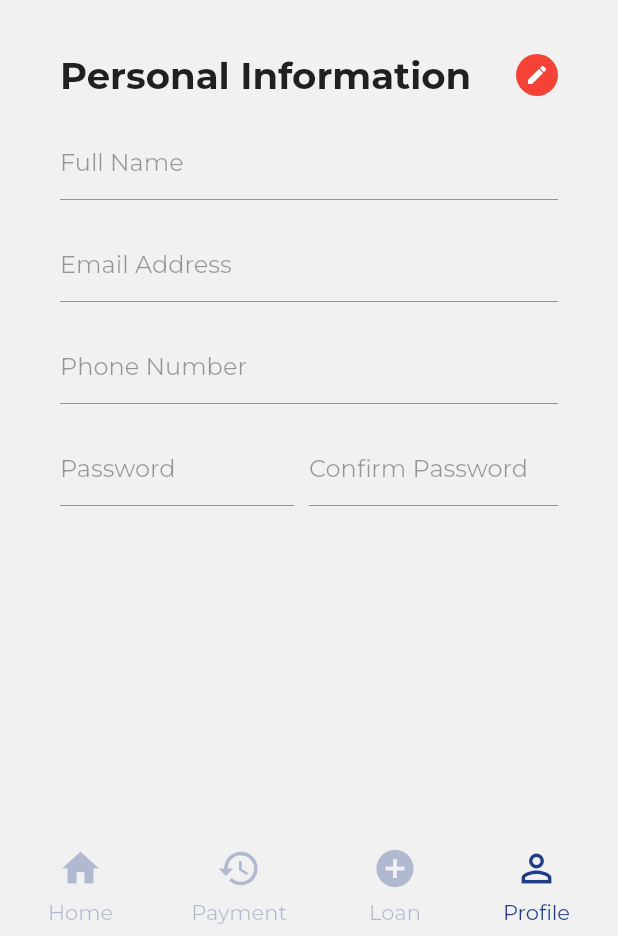
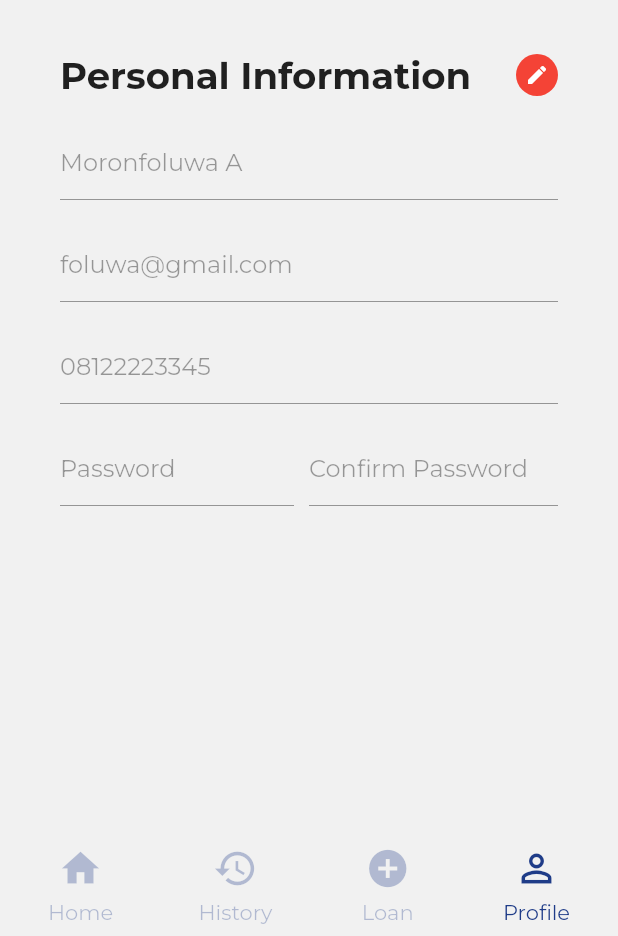
Before and after one commit to Foluwa/lonner, a Flutter app: the Home screen opened by its route, item 4 of the bottom bar chosen, on a phone screen of 412 x 824 dp, the part 300-1236 px from its top. Run offline on Flutter 3.47's test engine with Material 2 defaults, Android fonts, the phone set to English and light mode, and no system bars; drawn by our look-alikes of introduction_screen; our stand-ins replace google_fonts, numberpicker, page_transition, splashscreen.

Commit message:
I added provider

```diff
--- a/lib/main.dart
+++ b/lib/main.dart
@@ -1,6 +1,8 @@
 import 'package:flutter/material.dart';
 import 'package:google_fonts/google_fonts.dart';
+import 'package:provider/provider.dart';
 import 'package:trove_challenge/constants/Constants.dart';
+import 'package:trove_challenge/provider/User.dart';
 import 'package:trove_challenge/routes/routes.dart';
 
 void main() {
@@ -10,10 +12,17 @@ void main() {
 class MyApp extends StatelessWidget {
   @override
   Widget build(BuildContext context) {
-    return MaterialApp(
+    return MultiProvider(
+        providers: [
+          ChangeNotifierProvider(
+            create: (context) => UserProvider(),
+          ),
+        ],
+        child: MaterialApp(
           title: Constants.appName,
           theme: ThemeData(
-        textTheme: GoogleFonts.montserratTextTheme( // poppinsTextTheme
+            textTheme: GoogleFonts.montserratTextTheme(
+              // poppinsTextTheme
               Theme.of(context).textTheme,
             ),
             // This makes the visual density adapt to the platform that you run
@@ -23,6 +32,6 @@ class MyApp extends StatelessWidget {
           ),
           initialRoute: '/',
           onGenerateRoute: RouteGenerator.generateRoute,
-    );
+        ));
   }
 }
--- /dev/null
+++ b/lib/models/User.dart
@@ -0,0 +1,8 @@
+class User {
+  String fullName;
+  String image;
+  String emailAddress;
+  String phoneNumber;
+
+  User(this.fullName, this.image, this.emailAddress, this.phoneNumber);
+}
--- /dev/null
+++ b/lib/provider/User.dart
@@ -0,0 +1,26 @@
+import 'package:flutter/foundation.dart';
+import 'package:trove_challenge/models/User.dart';
+// import 'package:smtutorial/models/drink.dart';
+
+class UserProvider extends ChangeNotifier {
+  // List<User> _drinks = [
+  //   Drink("Water", false),
+  //   Drink("Cuba Libre", false),
+  //   Drink("Pina Colada", false),
+  //   Drink("Havana Cola", false)
+  // ];
+  // this.fullName,this.image, this.emailAddress, this.phoneNumber
+  User _user = User(
+      "Moronfoluwa A", "assets/foluwa.jpeg", "foluwa@gmail.com", "08122223345");
+
+  void selectUser(User drink, bool selected) {
+    // _drinks.firstWhere((element) => element.name == drink.name).selected =
+    //     selected;
+    notifyListeners();
+  }
+  //
+  // List<Drink> get selectedDrinks =>
+  //     _drinks.where((element) => element.selected).toList();
+
+  User get getUser => _user;
+}
--- a/lib/screens/Home/Home.dart
+++ b/lib/screens/Home/Home.dart
@@ -1,7 +1,9 @@
 import 'package:flutter/cupertino.dart';
 import 'package:flutter/material.dart';
 import 'package:intl/intl.dart';
+import 'package:provider/provider.dart';
 import 'package:trove_challenge/constants/Constants.dart';
+import 'package:trove_challenge/provider/User.dart';
 import 'package:trove_challenge/utils/SizeConfig.dart';
 import 'package:trove_challenge/utils/ThemeUtils/ThemeUtils.dart';
 import 'package:trove_challenge/widgets/BottomNavBar/BottomNavBar.dart';
@@ -16,8 +18,7 @@ class Home extends StatefulWidget {
 
 class _HomeState extends State<Home> {
   ThemeUtils theme = new ThemeUtils();
-  // final formatCurrency =
-  //     new NumberFormat.simpleCurrency(symbol: "", locale: "en_NG");
+  UserProvider _user;
   final formatCurrency = new NumberFormat.currency(locale: "en_US", symbol: "");
 
   Widget colorCard(
@@ -66,6 +67,9 @@ class _HomeState extends State<Home> {
   @override
   Widget build(BuildContext context) {
     SizeConfig().init(context);
+    _user = Provider.of<UserProvider>(context);
+    print(_user.getUser.fullName);
+    print(_user.getUser.phoneNumber);
     return Scaffold(
       body: SafeArea(
         child: Container(
@@ -116,7 +120,7 @@ class _HomeState extends State<Home> {
                                   border:
                                       Border.all(color: Colors.white, width: 2),
                                   image: DecorationImage(
-                                    image: AssetImage('assets/foluwa.jpeg'),
+                                    image: AssetImage(_user.getUser.image),
                                   ),
                                 ),
                               ),
@@ -125,7 +129,8 @@ class _HomeState extends State<Home> {
                         ),
                       ]),
                   Row(children: [
-                    Text("Moronfoluwa A.",
+                    Text(_user.getUser.fullName,
+                        //"Moronfoluwa A.",
                         style: TextStyle(
                             color: Colors.white,
                             // fontSize: 28,
--- a/lib/screens/Profile/Profile.dart
+++ b/lib/screens/Profile/Profile.dart
@@ -1,6 +1,8 @@
 import 'package:flutter/cupertino.dart';
 import 'package:flutter/material.dart';
+import 'package:provider/provider.dart';
 import 'package:trove_challenge/constants/Constants.dart';
+import 'package:trove_challenge/provider/User.dart';
 import 'package:trove_challenge/utils/SizeConfig.dart';
 import 'package:trove_challenge/utils/ThemeUtils/ThemeUtils.dart';
 import 'package:trove_challenge/widgets/BottomNavBar/BottomNavBar.dart';
@@ -14,6 +16,7 @@ class ProfileState extends State<Profile> with SingleTickerProviderStateMixin {
   ThemeUtils theme = new ThemeUtils();
   bool _status = true;
   final FocusNode myFocusNode = FocusNode();
+  UserProvider _user;
 
   @override
   void initState() {
@@ -24,6 +27,7 @@ class ProfileState extends State<Profile> with SingleTickerProviderStateMixin {
   @override
   Widget build(BuildContext context) {
     SizeConfig().init(context);
+    _user = Provider.of<UserProvider>(context);
     return Scaffold(
       body: SafeArea(
         child: Container(
@@ -76,7 +80,8 @@ class ProfileState extends State<Profile> with SingleTickerProviderStateMixin {
                                                 shape: BoxShape.circle,
                                                 image: DecorationImage(
                                                   image: AssetImage(
-                                                      'assets/foluwa.jpeg'),
+                                                    _user.getUser.image,
+                                                  ),
                                                   fit: BoxFit.cover,
                                                 ),
                                               )),
@@ -123,7 +128,7 @@ class ProfileState extends State<Profile> with SingleTickerProviderStateMixin {
                                                 style: TextStyle(
                                                     fontSize: SizeConfig
                                                             .blockSizeHorizontal *
-                                                        6, //18.0,
+                                                        6,
                                                     fontWeight:
                                                         FontWeight.bold),
                                               ),
@@ -148,7 +153,10 @@ class ProfileState extends State<Profile> with SingleTickerProviderStateMixin {
                                         mainAxisSize: MainAxisSize.max,
                                         children: <Widget>[
                                           Flexible(
-                                            child: TextField(
+                                            child: TextFormField(
+                                              initialValue:
+                                                  _user.getUser.fullName,
+                                              //
                                               decoration: const InputDecoration(
                                                 hintText: "Full Name",
                                               ),
@@ -165,7 +173,9 @@ class ProfileState extends State<Profile> with SingleTickerProviderStateMixin {
                                         mainAxisSize: MainAxisSize.max,
                                         children: <Widget>[
                                           Flexible(
-                                            child: TextField(
+                                            child: TextFormField(
+                                              initialValue:
+                                                  _user.getUser.emailAddress,
                                               decoration: const InputDecoration(
                                                   hintText: "Email Address"),
                                               enabled: !_status,
@@ -180,7 +190,9 @@ class ProfileState extends State<Profile> with SingleTickerProviderStateMixin {
                                         mainAxisSize: MainAxisSize.max,
                                         children: <Widget>[
                                           Flexible(
-                                            child: TextField(
+                                            child: TextFormField(
+                                              initialValue:
+                                                  _user.getUser.phoneNumber,
                                               decoration: const InputDecoration(
                                                   hintText: "Phone Number"),
                                               enabled: !_status,
@@ -200,20 +212,22 @@ class ProfileState extends State<Profile> with SingleTickerProviderStateMixin {
                                             child: Padding(
                                               padding:
                                                   EdgeInsets.only(right: 10.0),
-                                              child: TextField(
+                                              child: TextFormField(
                                                 decoration:
                                                     const InputDecoration(
                                                         hintText: "Password"),
                                                 enabled: !_status,
+                                                obscureText: true,
                                               ),
                                             ),
                                             flex: 2,
                                           ),
                                           Flexible(
-                                            child: TextField(
+                                            child: TextFormField(
                                               decoration: const InputDecoration(
                                                   hintText: "Confirm Password"),
                                               enabled: !_status,
+                                              obscureText: true,
                                             ),
                                             flex: 2,
                                           ),
--- a/lib/widgets/BottomNavBar/BottomNavBar.dart
+++ b/lib/widgets/BottomNavBar/BottomNavBar.dart
@@ -53,7 +53,7 @@ class BottomNavBar extends StatelessWidget {
                           height: 40,
                           child: Icon(Icons.history,
                               size: 30, color: Color(0xff1f3c88))),
-                      Text('Payment',
+                      Text('History',
                           style:
                               TextStyle(color: Color(0xff1f3c88), fontSize: 14))
                     ]),
--- a/pubspec.yaml
+++ b/pubspec.yaml
@@ -29,7 +29,6 @@ dependencies:
   # Use with the CupertinoIcons class for iOS style icons.
   carousel_slider: ^3.0.0
   cupertino_icons: ^1.0.2
-  fl_chart: ^0.36.1
   google_fonts: ^1.1.1
   intl: ^0.17.0
   introduction_screen: ^2.1.0
```
Also changed, not shown: pubspec.lock. Lines whose indentation alone changed are shown as unchanged.
